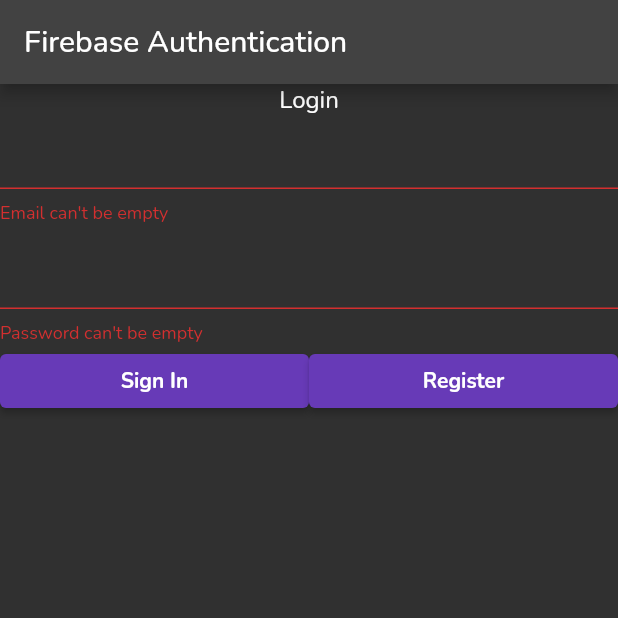
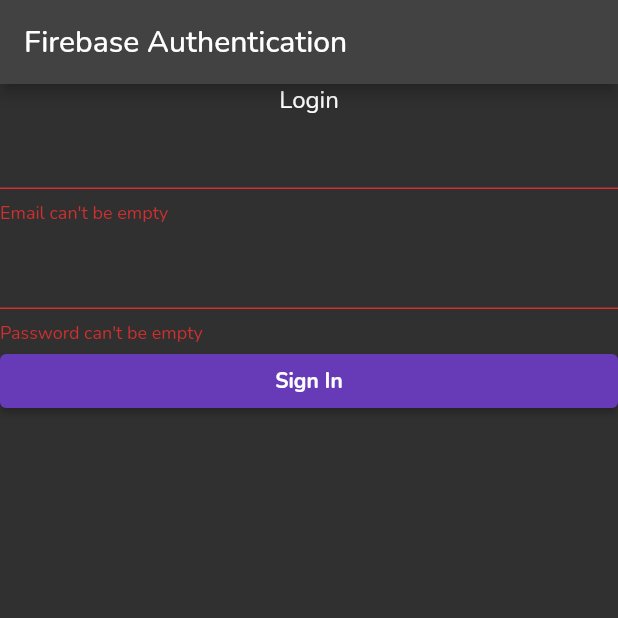
Before and after one commit to jamesearls/final-year-project, a Flutter app: the screen it shows after launch, after a tap on "Sign In", on a phone screen of 412 x 824 dp, the top half of it. Run offline on Flutter 3.47's test engine with Material 2 defaults, Android fonts, the phone set to English and light mode, and no system bars; our stand-ins replace firebase_auth, firebase_core, font_awesome_flutter, google_fonts, google_maps_flutter, location; missing offline and left inert: geofence_service; accounts and stored records are empty.

Commit message:
changed to get things running

```diff
--- a/location_tracker/lib/screens/login_screen/login_screen.dart
+++ b/location_tracker/lib/screens/login_screen/login_screen.dart
@@ -2,7 +2,7 @@
 import 'package:firebase_core/firebase_core.dart';
 import 'package:flutter/material.dart';
 import 'package:location_tracker/screens/home_screen/home_screen.dart';
-import 'package:location_tracker/screens/profile_screen.dart';
+import 'package:location_tracker/screens/index_screen/index_screen.dart';
 import 'package:location_tracker/screens/register_screen/register_screen.dart';
 import 'package:location_tracker/utils/fire_auth.dart';
 import 'package:location_tracker/utils/validator.dart';
@@ -65,8 +65,7 @@
                                   if (user != null) {
                                     Navigator.of(context).pushReplacement(
                                       MaterialPageRoute(
-                                          builder: (context) =>
-                                              HomeScreen(user: user)),
+                                          builder: (context) => IndexScreen()),
                                     );
                                   }
                                 }
@@ -77,20 +76,20 @@
                               ),
                             ),
                           ),
-                          Expanded(
-                            child: ElevatedButton(
-                              onPressed: () {
-                                Navigator.of(context).push(
-                                  MaterialPageRoute(
-                                      builder: (context) => RegisterScreen()),
-                                );
-                              },
-                              child: Text(
-                                'Register',
-                                style: TextStyle(color: Colors.white),
-                              ),
-                            ),
-                          ),
+                          // Expanded(
+                          //   child: ElevatedButton(
+                          //     onPressed: () {
+                          //       Navigator.of(context).push(
+                          //         MaterialPageRoute(
+                          //             builder: (context) => RegisterScreen()),
+                          //       );
+                          //     },
+                          //     child: Text(
+                          //       'Register',
+                          //       style: TextStyle(color: Colors.white),
+                          //     ),
+                          //   ),
+                          // ),
                         ],
                       )
                     ],
```
